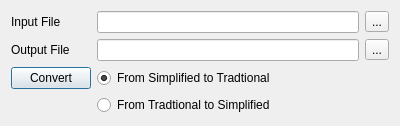
BYVoid/opencc-gui, file src/convertfiledialog.ui: the form before one commit.
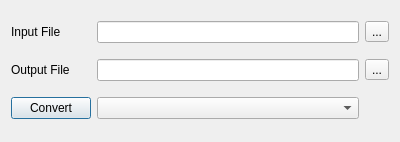
The form after the commit.

What changed in the file:
```diff
--- a/src/convertfiledialog.ui
+++ b/src/convertfiledialog.ui
@@ -7,7 +7,7 @@
     <x>0</x>
     <y>0</y>
     <width>400</width>
-    <height>120</height>
+    <height>142</height>
    </rect>
   </property>
   <property name="windowTitle">
@@ -49,16 +49,6 @@
      </property>
     </widget>
    </item>
-   <item row="2" column="1">
-    <widget class="QRadioButton" name="rbToCht">
-     <property name="text">
-      <string>From Simplified to Tradtional</string>
-     </property>
-     <property name="checked">
-      <bool>true</bool>
-     </property>
-    </widget>
-   </item>
    <item row="0" column="1">
     <widget class="QLineEdit" name="leInput">
      <property name="readOnly">
@@ -73,12 +63,8 @@
      </property>
     </widget>
    </item>
-   <item row="3" column="1">
-    <widget class="QRadioButton" name="rbToChs">
-     <property name="text">
-      <string>From Tradtional to Simplified</string>
-     </property>
-    </widget>
+   <item row="2" column="1">
+    <widget class="QComboBox" name="cbConfig"/>
    </item>
   </layout>
  </widget>
```
